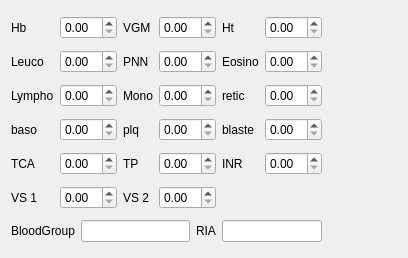
The window that subforms/generic/labtest_results/ui/xx/cbc.ui (jeromecc/freehealth-ehr-france) describes before a commit, drawn with Qt 5.
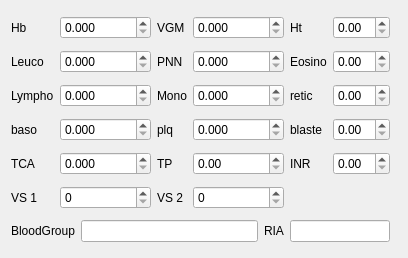
The same window after the commit.

Patch:
```diff
--- a/subforms/generic/labtest_results/ui/xx/cbc.ui
+++ b/subforms/generic/labtest_results/ui/xx/cbc.ui
@@ -22,6 +22,12 @@
        <height>16777215</height>
       </size>
      </property>
+     <property name="decimals">
+      <number>0</number>
+     </property>
+     <property name="maximum">
+      <double>1000.000000000000000</double>
+     </property>
     </widget>
    </item>
    <item row="2" column="5">
@@ -98,6 +104,12 @@
        <height>16777215</height>
       </size>
      </property>
+     <property name="decimals">
+      <number>3</number>
+     </property>
+     <property name="maximum">
+      <double>1000000.000000000000000</double>
+     </property>
     </widget>
    </item>
    <item row="2" column="2">
@@ -121,6 +133,12 @@
        <height>16777215</height>
       </size>
      </property>
+     <property name="decimals">
+      <number>3</number>
+     </property>
+     <property name="maximum">
+      <double>1000000.000000000000000</double>
+     </property>
     </widget>
    </item>
    <item row="2" column="0">
@@ -167,6 +185,12 @@
        <height>16777215</height>
       </size>
      </property>
+     <property name="decimals">
+      <number>3</number>
+     </property>
+     <property name="maximum">
+      <double>1000000.000000000000000</double>
+     </property>
     </widget>
    </item>
    <item row="0" column="2">
@@ -203,6 +227,12 @@
        <height>16777215</height>
       </size>
      </property>
+     <property name="decimals">
+      <number>3</number>
+     </property>
+     <property name="maximum">
+      <double>1000000.000000000000000</double>
+     </property>
     </widget>
    </item>
    <item row="0" column="4">
@@ -226,6 +256,12 @@
        <height>16777215</height>
       </size>
      </property>
+     <property name="decimals">
+      <number>3</number>
+     </property>
+     <property name="maximum">
+      <double>1000000.000000000000000</double>
+     </property>
     </widget>
    </item>
    <item row="0" column="0">
@@ -259,6 +295,12 @@
        <height>16777215</height>
       </size>
      </property>
+     <property name="decimals">
+      <number>3</number>
+     </property>
+     <property name="maximum">
+      <double>1000.000000000000000</double>
+     </property>
     </widget>
    </item>
    <item row="5" column="2">
@@ -334,6 +376,12 @@
        <height>16777215</height>
       </size>
      </property>
+     <property name="decimals">
+      <number>3</number>
+     </property>
+     <property name="maximum">
+      <double>1000.000000000000000</double>
+     </property>
     </widget>
    </item>
    <item row="3" column="4">
@@ -368,6 +416,12 @@
        <height>16777215</height>
       </size>
      </property>
+     <property name="decimals">
+      <number>3</number>
+     </property>
+     <property name="maximum">
+      <double>1000000.000000000000000</double>
+     </property>
     </widget>
    </item>
    <item row="5" column="3">
@@ -378,6 +432,12 @@
        <height>16777215</height>
       </size>
      </property>
+     <property name="decimals">
+      <number>0</number>
+     </property>
+     <property name="maximum">
+      <double>1000.000000000000000</double>
+     </property>
     </widget>
    </item>
    <item row="3" column="1">
@@ -388,6 +448,12 @@
        <height>16777215</height>
       </size>
      </property>
+     <property name="decimals">
+      <number>3</number>
+     </property>
+     <property name="maximum">
+      <double>1000000.000000000000000</double>
+     </property>
     </widget>
    </item>
    <item row="4" column="5">
```
